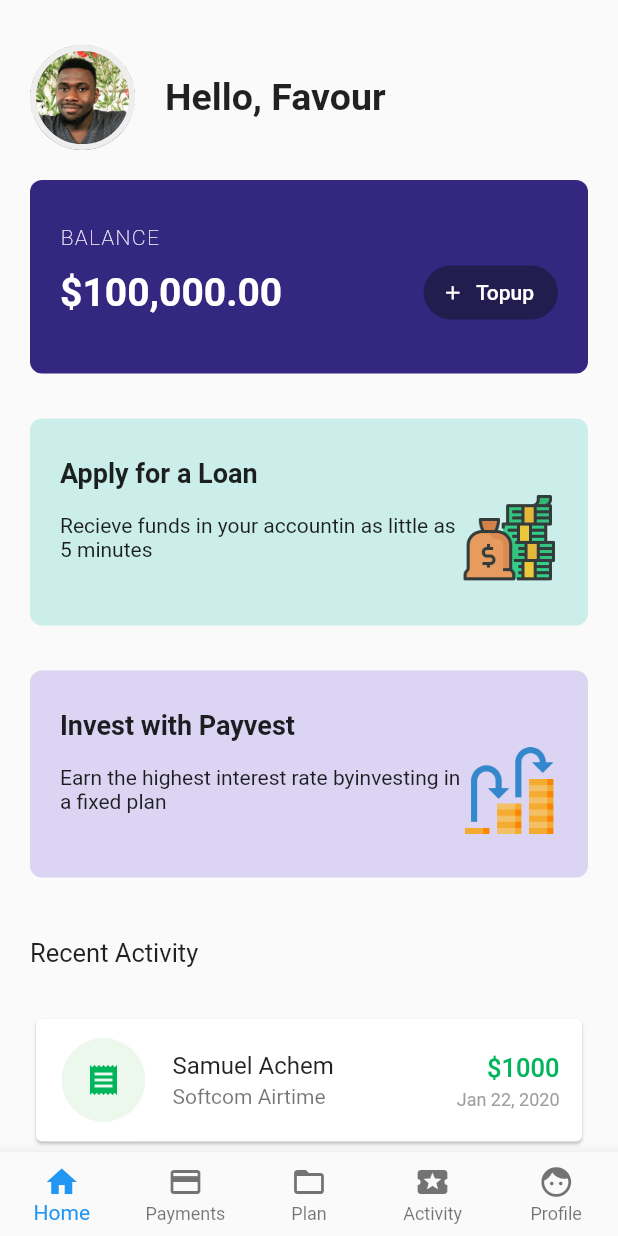
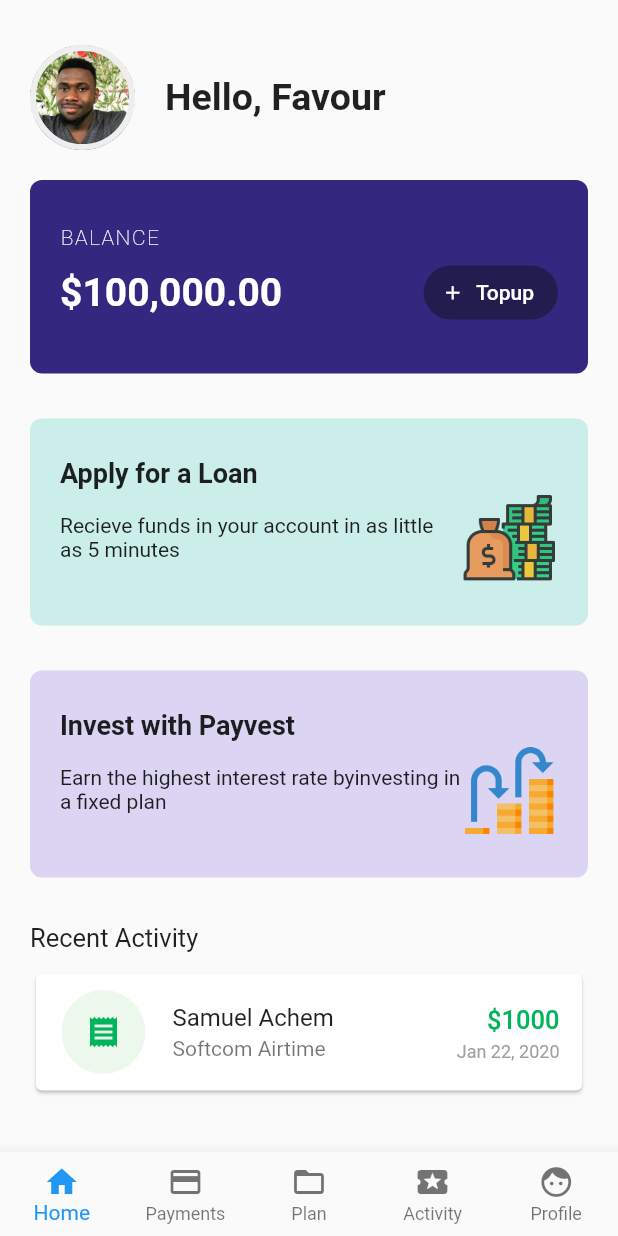
Before and after one commit to favourori/bankingapp-ui-design, a Flutter app: the screen it shows after launch, on a phone screen of 412 x 824 dp. Run offline on Flutter 3.47's test engine with Material 2 defaults, Android fonts, the phone set to English and light mode, and no system bars.

Commit message:
fixed typo

```diff
--- a/lib/home.dart
+++ b/lib/home.dart
@@ -26,7 +26,7 @@ class _HomeScreenState extends State<HomeScreen> {
             ),
             Dashboard(),
             SizedBox(
-              height: 40.0,
+              height: 30.0,
             ),
             RecentActivities(),
           ],
--- a/lib/loan_widget.dart
+++ b/lib/loan_widget.dart
@@ -32,7 +32,7 @@ class Loan extends StatelessWidget {
                 child: RichText(
                   softWrap: true,
                   text: TextSpan(
-                    text: 'Recieve funds in your account',
+                    text: 'Recieve funds in your account ',
                     style: DefaultTextStyle.of(context).style,
                     children: <TextSpan>[
                       TextSpan(text: 'in as little as 5 minutes')
--- a/lib/recent.dart
+++ b/lib/recent.dart
@@ -11,7 +11,7 @@ class RecentActivities extends StatelessWidget {
           style: TextStyle(fontSize: 17.0),
         ),
         SizedBox(
-          height: 30.0,
+          height: 10.0,
         ),
         Transaction()
       ],
@@ -26,8 +26,9 @@ class Transaction extends StatelessWidget {
   @override
   Widget build(BuildContext context) {
     return Card(
+      elevation: 1,
       child: Container(
-        padding: EdgeInsets.symmetric(horizontal: 15.0, vertical: 5.0),
+        padding: EdgeInsets.symmetric(horizontal: 15.0, vertical: 3.0),
         child: ListTile(
           contentPadding: EdgeInsets.all(0),
           leading: CircleAvatar(
```
